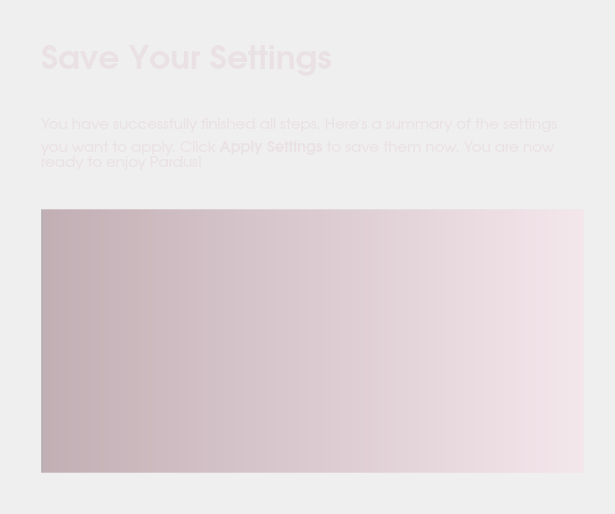
First picture: the form in kde/kaptan/src/gui/summaryWidget.ui, repository pars-linux/uludag, before the edit.
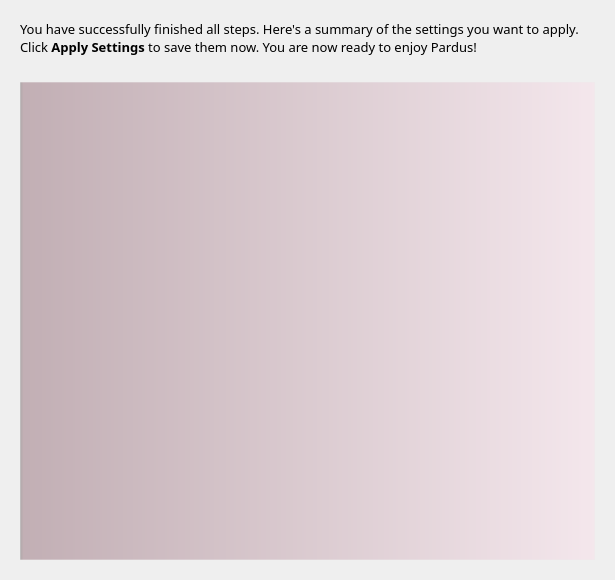
Second picture: the form after the edit.

Patch:
```diff
--- a/kde/kaptan/src/gui/summaryWidget.ui
+++ b/kde/kaptan/src/gui/summaryWidget.ui
@@ -7,131 +7,38 @@
     <x>0</x>
     <y>0</y>
     <width>615</width>
-    <height>514</height>
+    <height>580</height>
    </rect>
   </property>
   <property name="windowTitle">
    <string>Summary</string>
   </property>
   <property name="styleSheet">
-   <string>color: rgb(234, 225, 228);</string>
+   <string notr="true"/>
   </property>
   <layout class="QGridLayout" name="gridLayout">
-   <item row="0" column="1">
-    <spacer name="verticalSpacer_2">
-     <property name="orientation">
-      <enum>Qt::Vertical</enum>
-     </property>
-     <property name="sizeType">
-      <enum>QSizePolicy::Fixed</enum>
-     </property>
-     <property name="sizeHint" stdset="0">
-      <size>
-       <width>20</width>
-       <height>20</height>
-      </size>
-     </property>
-    </spacer>
-   </item>
-   <item row="2" column="1">
+   <property name="margin">
+    <number>20</number>
+   </property>
+   <item row="2" column="0">
     <widget class="QTextEdit" name="textSummary">
      <property name="font">
       <font>
-       <family>URW Gothic L</family>
+       <family>Sans Serif</family>
        <pointsize>10</pointsize>
       </font>
      </property>
      <property name="styleSheet">
-      <string>#textSummary{background-color: qlineargradient(spread:pad, x1:0, y1:0, x2:1, y2:0, stop:0 rgba(0, 0, 0, 81), stop:0.00537634 rgba(95, 34, 52, 80), stop:1 rgba(255, 213, 230, 80));
-
+      <string notr="true">#textSummary{background-color: qlineargradient(spread:pad, x1:0, y1:0, x2:1, y2:0, stop:0 rgba(0, 0, 0, 81), stop:0.00537634 rgba(95, 34, 52, 80), stop:1 rgba(255, 213, 230, 80));
+color: rgb(234, 225, 228);
 border: 1px solid rgb(236, 236, 236, 80);
 padding: 20px}
 </string>
      </property>
     </widget>
    </item>
-   <item row="2" column="2">
-    <spacer name="horizontalSpacer_2">
-     <property name="orientation">
-      <enum>Qt::Horizontal</enum>
-     </property>
-     <property name="sizeType">
-      <enum>QSizePolicy::Fixed</enum>
-     </property>
-     <property name="sizeHint" stdset="0">
-      <size>
-       <width>20</width>
-       <height>20</height>
-      </size>
-     </property>
-    </spacer>
-   </item>
-   <item row="5" column="1">
-    <spacer name="verticalSpacer_3">
-     <property name="orientation">
-      <enum>Qt::Vertical</enum>
-     </property>
-     <property name="sizeType">
-      <enum>QSizePolicy::Fixed</enum>
-     </property>
-     <property name="sizeHint" stdset="0">
-      <size>
-       <width>20</width>
-       <height>30</height>
-      </size>
-     </property>
-    </spacer>
-   </item>
-   <item row="1" column="1">
-    <layout class="QVBoxLayout" name="verticalLayout_2">
-     <item>
-      <widget class="QLabel" name="label">
-       <property name="sizePolicy">
-        <sizepolicy hsizetype="Fixed" vsizetype="Fixed">
-         <horstretch>0</horstretch>
-         <verstretch>0</verstretch>
-        </sizepolicy>
-       </property>
-       <property name="minimumSize">
-        <size>
-         <width>0</width>
-         <height>50</height>
-        </size>
-       </property>
-       <property name="font">
-        <font>
-         <family>URW Gothic L</family>
-         <pointsize>25</pointsize>
-         <weight>75</weight>
-         <bold>true</bold>
-        </font>
-       </property>
-       <property name="styleSheet">
-        <string/>
-       </property>
-       <property name="text">
-        <string>Save Your Settings</string>
-       </property>
-      </widget>
-     </item>
-     <item>
-      <spacer name="verticalSpacer_5">
-       <property name="orientation">
-        <enum>Qt::Vertical</enum>
-       </property>
-       <property name="sizeType">
-        <enum>QSizePolicy::Fixed</enum>
-       </property>
-       <property name="sizeHint" stdset="0">
-        <size>
-         <width>20</width>
-         <height>30</height>
-        </size>
-       </property>
-      </spacer>
-     </item>
-     <item>
-      <widget class="QLabel" name="labelMouseDesc">
+   <item row="0" column="0">
+    <widget class="QLabel" name="description">
        <property name="minimumSize">
         <size>
          <width>300</width>
@@ -140,8 +47,8 @@
        </property>
        <property name="font">
         <font>
-         <family>URW Gothic L</family>
-         <pointsize>11</pointsize>
+       <family>Sans Serif</family>
+       <pointsize>10</pointsize>
         </font>
        </property>
        <property name="styleSheet">
@@ -155,7 +62,7 @@
        </property>
       </widget>
      </item>
-     <item>
+   <item row="1" column="0">
       <spacer name="verticalSpacer_6">
        <property name="orientation">
         <enum>Qt::Vertical</enum>
@@ -166,24 +73,6 @@
        <property name="sizeHint" stdset="0">
         <size>
          <width>20</width>
-         <height>30</height>
-        </size>
-       </property>
-      </spacer>
-     </item>
-    </layout>
-   </item>
-   <item row="2" column="0">
-    <spacer name="horizontalSpacer_3">
-     <property name="orientation">
-      <enum>Qt::Horizontal</enum>
-     </property>
-     <property name="sizeType">
-      <enum>QSizePolicy::Fixed</enum>
-     </property>
-     <property name="sizeHint" stdset="0">
-      <size>
-       <width>30</width>
        <height>20</height>
       </size>
      </property>
```
Lines whose indentation alone changed are shown as unchanged.
